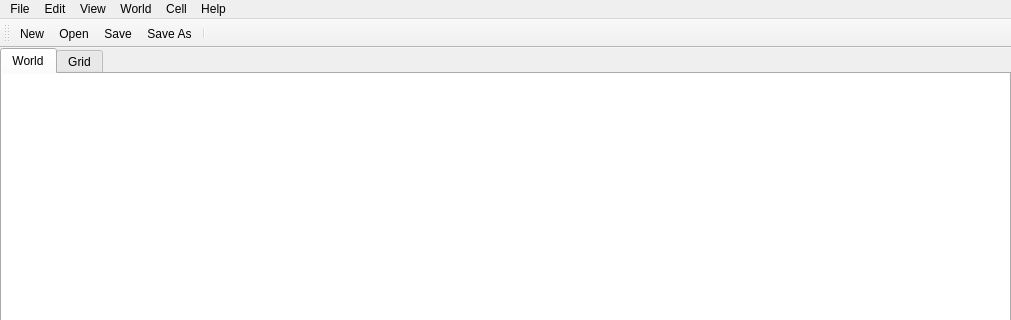
timbaker/pzworlded, file src/editor/mainwindow.ui: the form before one commit; both pictures show x 0 to 1011 and y 0 to 320 of the 1011 by 630 pixel window.
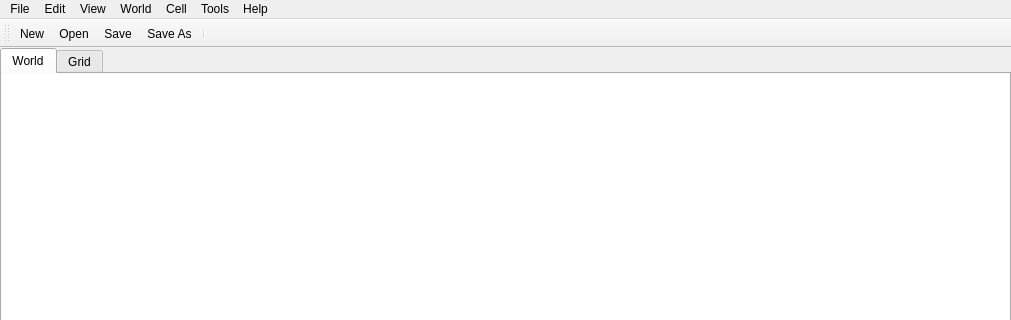
The form after the commit. Icons and pictures are not drawn.

What changed in the file:
```diff
--- a/src/editor/mainwindow.ui
+++ b/src/editor/mainwindow.ui
@@ -278,11 +278,18 @@
     <addaction name="actionClearCell"/>
     <addaction name="actionClearMapOnly"/>
    </widget>
+   <widget class="QMenu" name="menuTools">
+    <property name="title">
+     <string>Tools</string>
+    </property>
+    <addaction name="actionLotPackViewer"/>
+   </widget>
    <addaction name="fileMenu"/>
    <addaction name="editMenu"/>
    <addaction name="menuView"/>
    <addaction name="menuWorld"/>
    <addaction name="menuCell"/>
+   <addaction name="menuTools"/>
    <addaction name="helpMenu"/>
   </widget>
   <widget class="QToolBar" name="mainToolBar">
```
Left out of the diff: 5 changed lines with no effect on the pictures.
